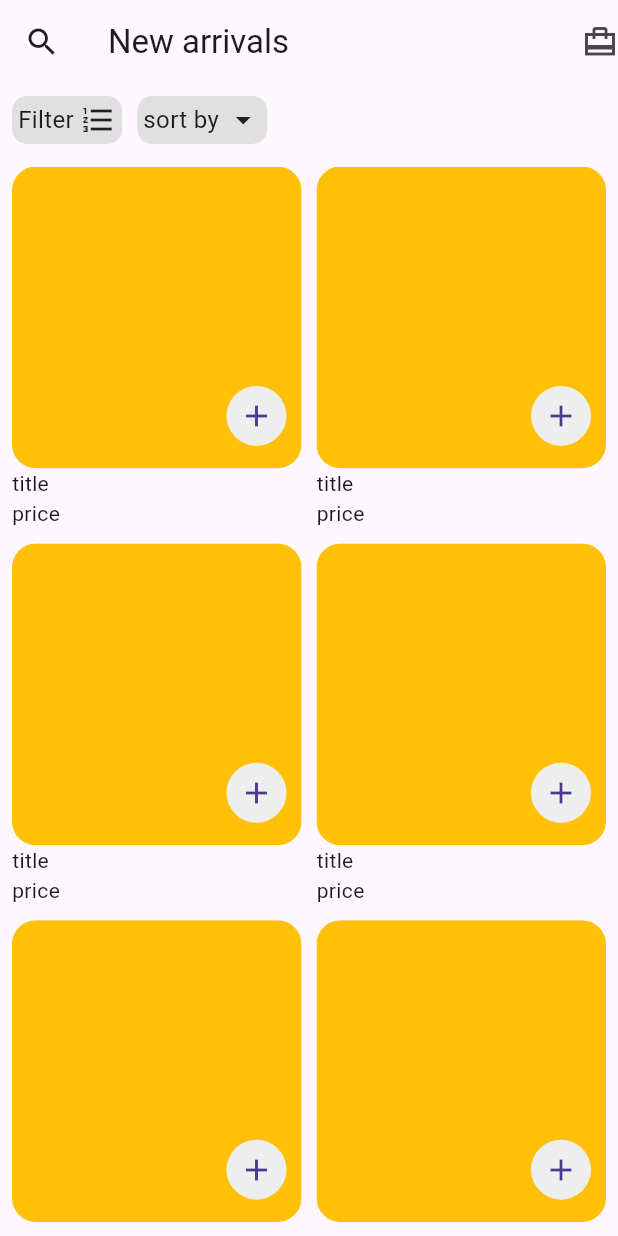
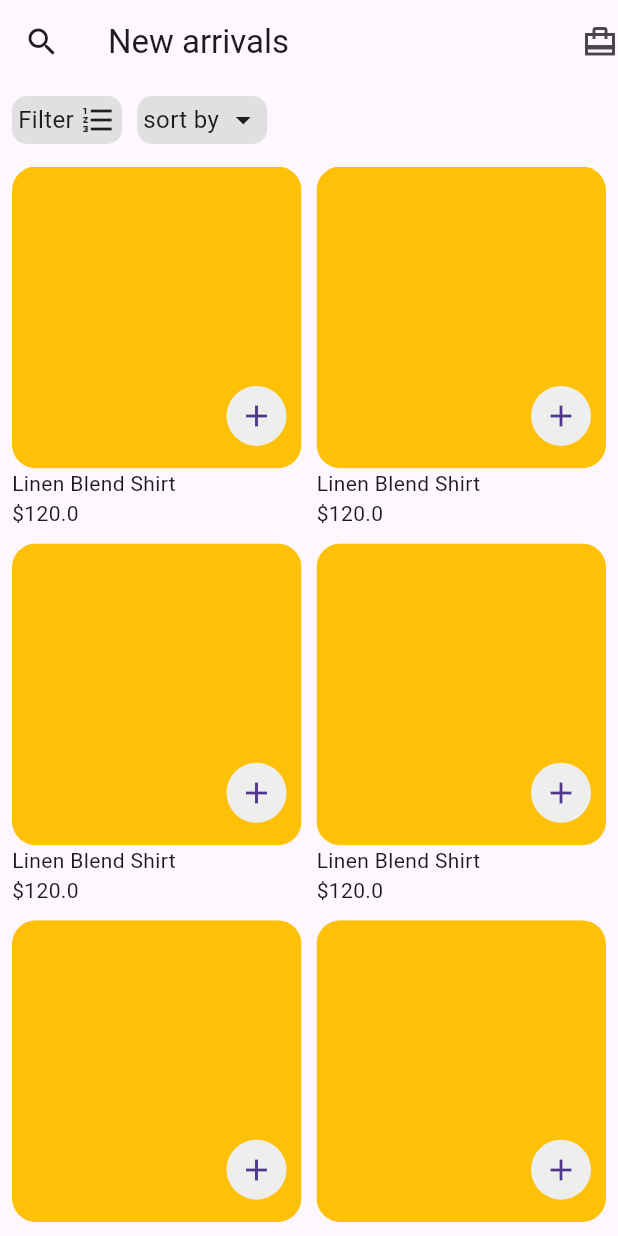
Before and after one commit to Youssef0Hamed/flutter-final-exam, a Flutter app: the screen it shows after launch, after a tap on the "add" icon, on a phone screen of 412 x 824 dp. Run offline on Flutter 3.47's test engine with Material 3 defaults, Android fonts, the phone set to English and light mode, and no system bars.

Commit message:
feat: Implement item management with provider and add item details screen

```diff
--- a/store_app/lib/main.dart
+++ b/store_app/lib/main.dart
@@ -1,8 +1,14 @@
 import 'package:flutter/material.dart';
+import 'package:provider/provider.dart';
+import 'package:store_app/view%20model/item_provider.dart';
 import 'package:store_app/view/screens/home_screen.dart';
 
 void main() {
-  runApp(const MyApp());
+
+  runApp(ChangeNotifierProvider(
+    create: (context) => ItemProvider(),
+    child: MyApp(),
+  ));
 }
 
 class MyApp extends StatelessWidget {
--- a/store_app/lib/model/item_model.dart
+++ b/store_app/lib/model/item_model.dart
@@ -1,13 +1,13 @@
 class ItemModel {
   final String title;
-  final String img;
-  final String price;
+  final String? img;
+  final double price;
   final String? suptitle;
   final String? size;
 
   ItemModel({
     required this.title,
-    required this.img,
+   this.img,
     required this.price,
     this.suptitle,
     this.size,
--- /dev/null
+++ b/store_app/lib/view model/item_provider.dart
@@ -0,0 +1,26 @@
+import 'package:flutter/material.dart';
+import 'package:store_app/model/item_model.dart';
+
+class ItemProvider extends ChangeNotifier {
+  final List<ItemModel> cart_items = [];
+  //  add to card
+  void add_to_card(ItemModel item) {
+    cart_items.add(item);
+    notifyListeners();
+  }
+
+  //  remove from card
+  void remove_from_card(ItemModel item) {
+    cart_items.add(item);
+    notifyListeners();
+  }
+
+  double get total_price {
+
+    double total_price =0  ;
+    for (var element in cart_items) {
+      total_price +=element.price as double  ;
+    }
+    return total_price ;
+  }
+}
--- a/store_app/lib/view/constans/item.dart
+++ b/store_app/lib/view/constans/item.dart
@@ -1,10 +1,21 @@
 import 'package:flutter/material.dart';
+import 'package:provider/provider.dart';
+import 'package:store_app/model/item_model.dart';
+import 'package:store_app/view%20model/item_provider.dart';
+import 'package:store_app/view/screens/item_details.dart';
+
 class Item extends StatelessWidget {
-  const Item({super.key});
-
+  const Item({super.key, required this.model});
+  final ItemModel model;
   @override
   Widget build(BuildContext context) {
-    return Column(
+    final pro = Provider.of<ItemProvider>(context);
+    return InkWell(
+      onTap: () => Navigator.push(
+        context,
+        MaterialPageRoute(builder: (context) => ItemDetails(model: model,)),
+      ),
+      child: Column(
         crossAxisAlignment: CrossAxisAlignment.start,
         children: [
           Expanded(
@@ -22,15 +33,21 @@ class Item extends StatelessWidget {
                   right: 10,
                   child: CircleAvatar(
                     backgroundColor: Colors.grey[200],
-                  child: IconButton(onPressed: () {}, icon: Icon(Icons.add)),
+                    child: IconButton(
+                      onPressed: () {
+                        pro.add_to_card(model);
+                      },
+                      icon: Icon(Icons.add),
+                    ),
                   ),
                 ),
               ],
             ),
           ),
-        Text("title"),
-        Text("price"),
+          Text(model.title),
+          Text("\$${model.price}"),
         ],
+      ),
     );
   }
 }
--- a/store_app/lib/view/screens/home_screen.dart
+++ b/store_app/lib/view/screens/home_screen.dart
@@ -1,4 +1,5 @@
 import 'package:flutter/material.dart';
+import 'package:store_app/model/item_model.dart';
 import 'package:store_app/view/constans/item.dart';
 
 class HomeScreen extends StatelessWidget {
@@ -62,7 +63,9 @@ class HomeScreen extends StatelessWidget {
                   mainAxisSpacing: 10,
                   crossAxisSpacing: 10,
                 ),
-                itemBuilder: (context, index) => Item(),
+                itemBuilder: (context, index) => Item(
+                  model: ItemModel(title: "Linen Blend Shirt", price: 120),
+                ),
               ),
             ),
           ],
--- a/store_app/pubspec.yaml
+++ b/store_app/pubspec.yaml
@@ -34,6 +34,7 @@ dependencies:
   # The following adds the Cupertino Icons font to your application.
   # Use with the CupertinoIcons class for iOS style icons.
   cupertino_icons: ^1.0.8
+  provider: ^6.1.5+1
 
 dev_dependencies:
   flutter_test:
```
Also changed, not shown: store_app/lib/view/screens/item_details.dart (added, +129 -0 lines), store_app/pubspec.lock, 1 other file. Lines whose indentation alone changed are shown as unchanged.
